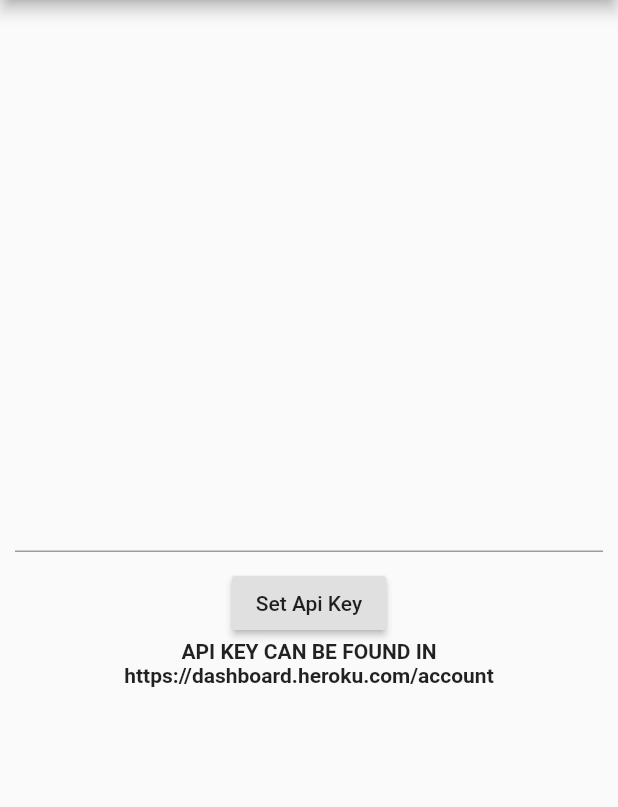
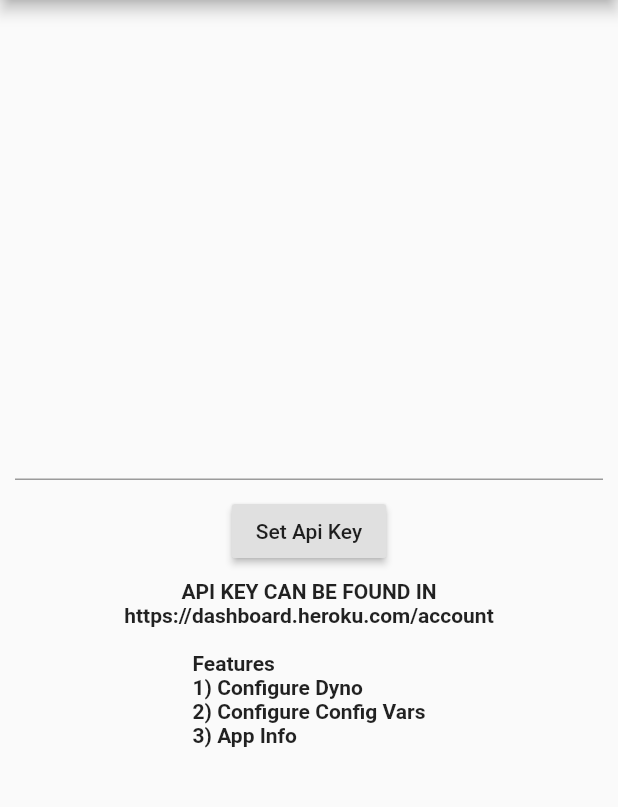
Before and after one commit to Tejasvp25/heroku_dyno_utils, a Flutter app: the screen it shows after launch, on a phone screen of 412 x 824 dp, the part 84-891 px from its top. Run offline on Flutter 3.47's test engine with Material 2 defaults, Android fonts, the phone set to English and light mode, and no system bars; our stand-ins replace dio, flushbar, shared_preferences.

Commit message:
Show features

```diff
--- a/lib/screens/api_key_input.dart
+++ b/lib/screens/api_key_input.dart
@@ -40,10 +40,19 @@ class _ApiKeyInputState extends State<ApiKeyInput> {
               }
             },
           ),
-          Container(
+          Padding(
+            padding: const EdgeInsets.all(8.0),
             child: Text(
               "API KEY CAN BE FOUND IN\nhttps://dashboard.heroku.com/account",
               textAlign: TextAlign.center,
+              style: TextStyle(fontWeight: FontWeight.bold),
+            ),
+          ),
+          Padding(
+            padding: const EdgeInsets.all(8.0),
+            child: Text(
+              "Features\n1) Configure Dyno\n2) Configure Config Vars\n3) App Info",
+              textAlign: TextAlign.start,
               style: TextStyle(fontWeight: FontWeight.bold),
             ),
           ),
```
